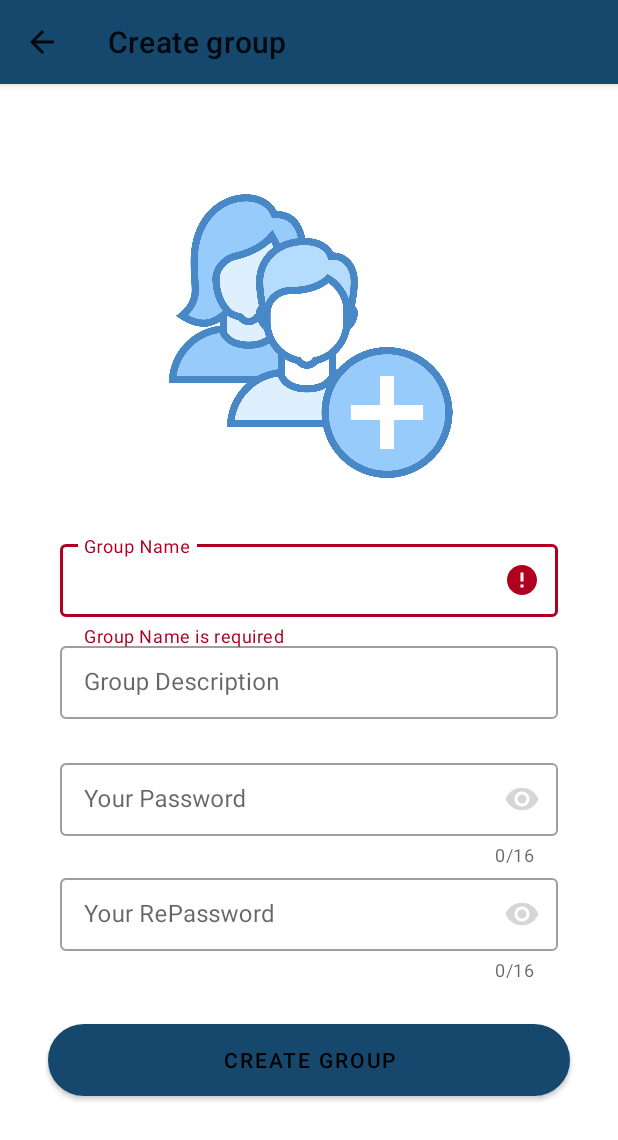
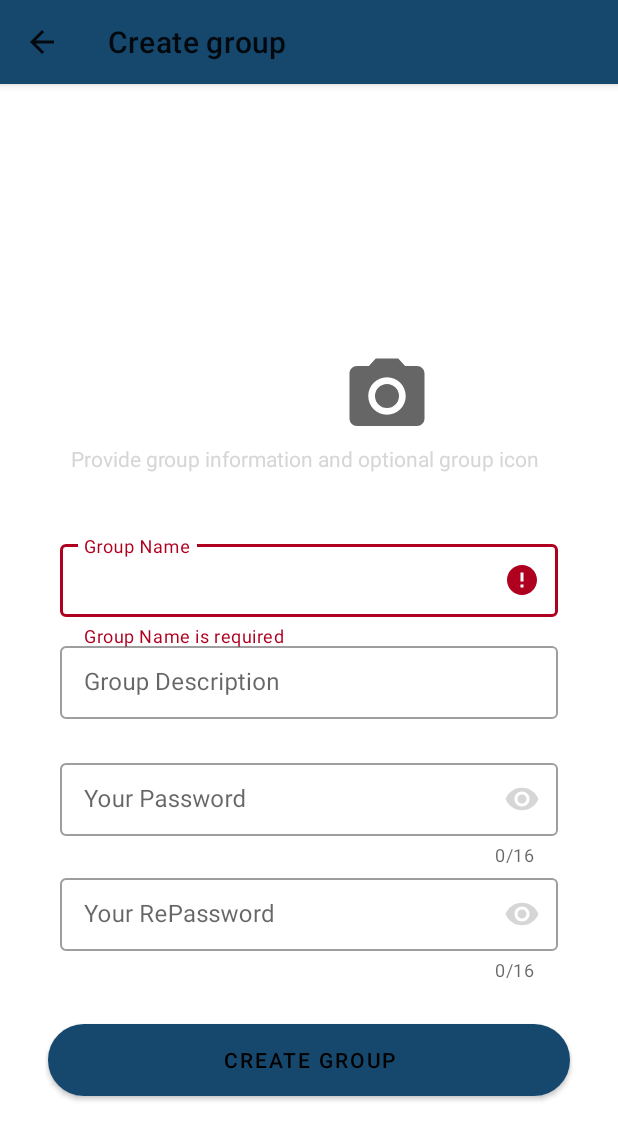
Before and after one commit to Kirlos-Melad/Private-Cloud-Storage, an Android app: the CreateGroupActivity screen opened directly, with no data from a screen before it, after a tap on "CREATE GROUP", on a phone screen of 412 x 824 dp. Shown: the top 1140 px of the screen. Run offline under Robolectric (Android 15) with nearby library versions, the phone set to English and light mode, and no system bars; our stand-ins replace CircleImageView; libraries missing offline, so code that uses them is left out: com.github.dhaval2404.imagepicker.

Commit message:
fixing bugs & some enhancement
-show group description in group profile
-show group name in group profile
-allow user to add picture to the group during creation

```diff
--- a/app/src/main/java/com/example/privatecloudstorage/controller/CreateGroupActivity.java
+++ b/app/src/main/java/com/example/privatecloudstorage/controller/CreateGroupActivity.java
@@ -1,17 +1,22 @@
 package com.example.privatecloudstorage.controller;
 
 // Android Libraries
+import androidx.annotation.Nullable;
 import androidx.annotation.RequiresApi;
 import androidx.appcompat.app.AppCompatActivity;
 import android.content.Intent;
+import android.net.Uri;
 import android.os.Build;
 import android.os.Bundle;
 import android.text.TextUtils;
+import android.view.View;
 import android.widget.Toast;
 
 // 3rd Party Libraries
 import com.example.privatecloudstorage.databinding.ActivityCreateGroupBinding;
 import com.example.privatecloudstorage.model.Group;
+import com.example.privatecloudstorage.model.ManagersMediator;
+import com.github.dhaval2404.imagepicker.ImagePicker;
 import com.google.zxing.WriterException;
 
 // Java Libraries
@@ -27,9 +32,10 @@ import java.util.regex.Pattern;
 public class CreateGroupActivity extends AppCompatActivity {
     // Used for debugging
     private static final String TAG = "CreateGroupActivity";
+    Group group;
 
     private ActivityCreateGroupBinding _ActivityCreateGroupBinding;
-
+    Uri uri;
     @RequiresApi(api = Build.VERSION_CODES.Q)
     @Override
     protected void onCreate(Bundle savedInstanceState) {
@@ -39,9 +45,21 @@ public class CreateGroupActivity extends AppCompatActivity {
         setContentView(_ActivityCreateGroupBinding.getRoot());
         getSupportActionBar().setTitle("Create group");
 
-
+        /**
+         * handle change user profile image
+         */
+        _ActivityCreateGroupBinding.editImage.setOnClickListener(new View.OnClickListener() {
+            @Override
+            public void onClick(View view) {
+                ImagePicker.Companion.with(CreateGroupActivity.this)
+                        .crop()//Crop image(Optional), Check Customization for more option
+                        .compress(1024)			//Final image size will be less than 1 MB(Optional)
+                        .maxResultSize(1080, 1080)	//Final image resolution will be less than 1080 x 1080(Optional)
+                        .start();
+            }
+        });
         _ActivityCreateGroupBinding.CreateGroup.setOnClickListener(view -> {
-            Group group = ReadInput();
+            group = ReadInput();
 
             // skip if user input wasn't a success
             if(group == null) return;
@@ -65,14 +83,28 @@ public class CreateGroupActivity extends AppCompatActivity {
             Intent intent = new Intent(this, GroupSliderActivity.class);
             intent.putExtra("selectedGroupKey", group.getId());
             intent.putExtra("selectedGroupName", group.getName());
+            //intent.putExtra("selectedGroupDescription",group.getDescription());
 
             startActivity(intent);
-            //Intent intent = new Intent(this, HomeActivity.class);
-            //intent.putExtra("GroupDescription",group.getDescription());
-            //startActivity(intent);
         });
     }
+    /**
+     * set image with new one using uri
+     * @param requestCode
+     * @param resultCode
+     * @param data image data
+     */
+    @RequiresApi(api = Build.VERSION_CODES.Q)
+    @Override
+    protected void onActivityResult(int requestCode, int resultCode, @Nullable Intent data) {
+        super.onActivityResult(requestCode, resultCode, data);
+        if(resultCode == RESULT_OK && null != data){
+            uri = data.getData();
+            _ActivityCreateGroupBinding.profileImage.setImageURI(uri);
+            //ManagersMediator.getInstance().SetGroupProfilePicture(uri,group.getId());
 
+        }
+    }
     /**
      * Extract and Validate User Input
      *
@@ -84,6 +116,7 @@ public class CreateGroupActivity extends AppCompatActivity {
         String groupDescription = _ActivityCreateGroupBinding.Description.getText().toString().trim();
         String password = _ActivityCreateGroupBinding.Password.getText().toString().trim();
         String confirmPassword = _ActivityCreateGroupBinding.ConfirmPassword.getText().toString().trim();
+
 
         if(TextUtils.isEmpty(groupName)){
             _ActivityCreateGroupBinding.groupname.setError("Group Name is required");
@@ -114,7 +147,7 @@ public class CreateGroupActivity extends AppCompatActivity {
         }
 
         // Create new group with the values provided by the user
-        return new Group(groupName, groupDescription, password);
+        return new Group(groupName, groupDescription, password,"NoPicture");
     }
 
     /**
--- a/app/src/main/res/layout/activity_create_group.xml
+++ b/app/src/main/res/layout/activity_create_group.xml
@@ -10,17 +10,49 @@
     android:padding="30dp"
     tools:context=".controller.CreateGroupActivity">
 
+    <TextView
+        android:layout_width="317dp"
+        android:layout_height="44dp"
+        android:text="Provide group information and optional group icon"
+        android:textColor="@color/colorPrimary"
+        app:layout_constraintEnd_toEndOf="parent"
+        app:layout_constraintStart_toStartOf="parent"
+        app:layout_constraintTop_toBottomOf="@+id/profile_image">
+
+    </TextView>
+
     <ImageView
-        android:id="@+id/imageView"
-        android:layout_width="371dp"
-        android:layout_height="189dp"
-        android:src="@drawable/creategroup"
+        android:id="@+id/edit_image"
+        android:layout_width="64dp"
+        android:layout_height="60dp"
+        android:layout_alignEnd="@+id/profile_image"
+        android:layout_alignBottom="@+id/profile_image"
+        android:layout_marginEnd="1dp"
+        android:layout_marginBottom="2dp"
+        app:layout_constraintBottom_toBottomOf="@+id/profile_image"
+        app:layout_constraintEnd_toEndOf="@+id/profile_image"
+        app:srcCompat="@drawable/camera_24" />
+
+    <de.hdodenhof.circleimageview.CircleImageView
+        android:id="@+id/profile_image"
+        android:layout_width="174dp"
+        android:layout_height="165dp"
+        android:layout_alignParentStart="true"
+        android:layout_alignParentEnd="true"
+        android:layout_alignParentBottom="true"
+        android:layout_marginStart="64dp"
+        android:layout_marginEnd="69dp"
+        android:layout_marginBottom="383dp"
+        android:backgroundTint="#6C8C84"
         app:layout_constraintBottom_toBottomOf="parent"
         app:layout_constraintEnd_toEndOf="parent"
+        app:layout_constraintHorizontal_bias="0.527"
         app:layout_constraintStart_toStartOf="parent"
         app:layout_constraintTop_toTopOf="parent"
-        app:layout_constraintVertical_bias="0.084"
-        tools:ignore="MissingConstraints" />
+        app:layout_constraintVertical_bias="0.28"
+        tools:ignore="MissingConstraints">
+
+    </de.hdodenhof.circleimageview.CircleImageView>
 
     <com.google.android.material.textfield.TextInputLayout
         android:id="@+id/groupname"
```
Also changed, not shown: app/src/main/java/com/example/privatecloudstorage/controller/GroupSliderActivity.java (+16 -11 lines), app/src/main/java/com/example/privatecloudstorage/controller/ProfileActivity.java (+9 -2 lines), app/src/main/java/com/example/privatecloudstorage/model/FirebaseDatabaseManager.java (+39 -5 lines), app/src/main/java/com/example/privatecloudstorage/model/Group.java (+20 -5 lines), app/src/main/java/com/example/privatecloudstorage/model/ManagersMediator.java (+12 -1 lines).
